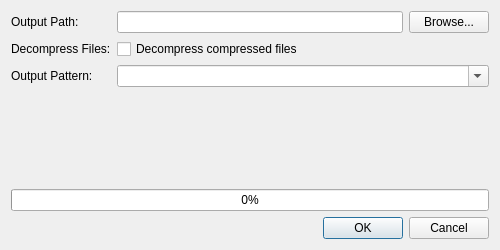
bcolyn/PhotonFinder, file astrofilemanager/ui/ExportDialog.ui: the form before one commit.
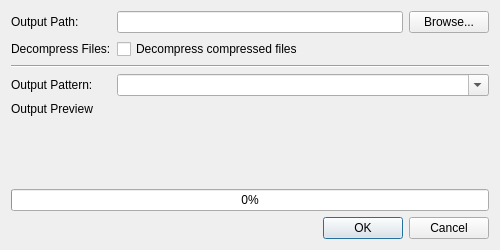
The form after the commit.

Commit message: Introduce export path variables + minor fix for large export check

What changed in the file:
```diff
--- a/astrofilemanager/ui/ExportDialog.ui
+++ b/astrofilemanager/ui/ExportDialog.ui
@@ -51,20 +51,41 @@
        </property>
       </widget>
      </item>
-     <item row="2" column="0">
+     <item row="4" column="0">
       <widget class="QLabel" name="label_3">
        <property name="text">
         <string>Output Pattern:</string>
        </property>
       </widget>
      </item>
-     <item row="2" column="1">
+     <item row="4" column="1">
       <widget class="QComboBox" name="patternComboBox">
        <property name="editable">
         <bool>true</bool>
        </property>
       </widget>
      </item>
+     <item row="2" column="0" colspan="2">
+      <widget class="Line" name="line">
+       <property name="orientation">
+        <enum>Qt::Orientation::Horizontal</enum>
+       </property>
+      </widget>
+     </item>
+     <item row="5" column="0">
+      <widget class="QLabel" name="label_4">
+       <property name="text">
+        <string>Output Preview</string>
+       </property>
+      </widget>
+     </item>
+     <item row="5" column="1">
+      <widget class="QLabel" name="outputPreview">
+       <property name="text">
+        <string/>
+       </property>
+      </widget>
+     </item>
     </layout>
    </item>
    <item>
```
The commit also changes 3 other files.
